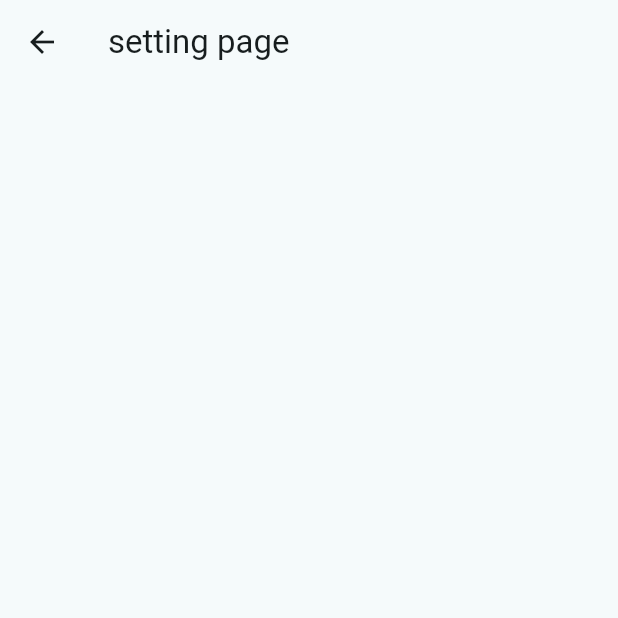
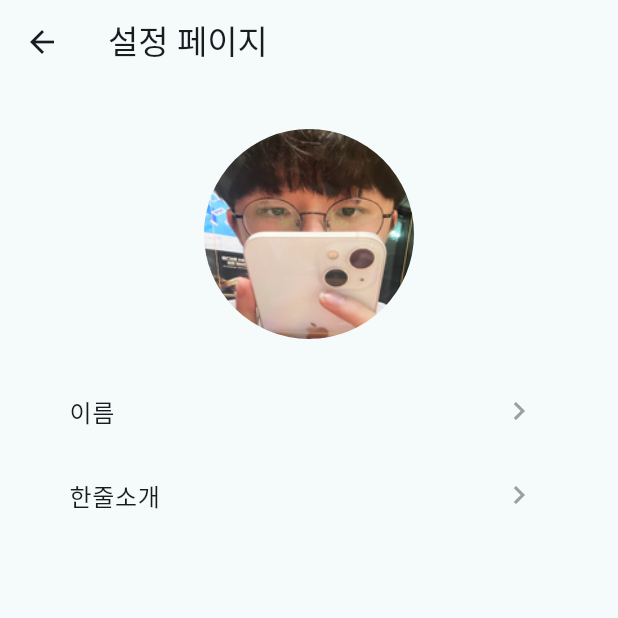
Before and after one commit to leonnoel777/2024_EOS_basic_project, a Flutter app: the screen it shows after launch, after a tap on the "settings" icon, on a phone screen of 412 x 824 dp, the top half of it. Run offline on Flutter 3.47's test engine with Material 3 defaults, Android fonts, the phone set to English and light mode, and no system bars; Roboto replaces fonts that are missing (Pretendard).

Commit message:
commit 11/22

```diff
--- a/lib/main.dart
+++ b/lib/main.dart
@@ -1,4 +1,5 @@
 import 'package:eos_todolist/screens/home_screen.dart';
+import 'package:eos_todolist/screens/setting_screen.dart';
 import 'package:flutter/material.dart';
 
 void main() {
--- a/lib/screens/home_screen.dart
+++ b/lib/screens/home_screen.dart
@@ -58,7 +58,7 @@ class _HomeScreenState extends State<HomeScreen> {
                   child: ClipRRect(
                     borderRadius: BorderRadius.circular(80),
                     child: Image.asset(
-                      'assets/images/kijae.png',
+                      'assets/images/moohyun.png',
                       fit: BoxFit.cover,
                     ),
                   ),
--- a/lib/screens/setting_screen.dart
+++ b/lib/screens/setting_screen.dart
@@ -1,13 +1,142 @@
 import 'package:flutter/material.dart';
 
-class SettingScreen extends StatelessWidget {
-  const SettingScreen({Key ? key}) : super(key: key);
+class SettingScreen extends StatefulWidget {
+  const SettingScreen({Key? key}) : super(key: key);
+
+  @override
+  _SettingScreenState createState() => _SettingScreenState();
+}
+
+class _SettingScreenState extends State<SettingScreen> {
+  String name = "";
+  String shortBio = "";
+
+  Widget _buildListTile({
+    required String title,
+    required String trailingText,
+    required VoidCallback onTap,
+  }) {
+    return ListTile(
+      title: Text(title),
+      trailing: Row(
+        mainAxisSize: MainAxisSize.min,
+        children: [
+          Text(
+            trailingText,
+            style: TextStyle(color: Colors.grey),
+          ),
+          Icon(Icons.chevron_right, color: Colors.grey),
+        ],
+      ),
+      onTap: onTap,
+    );
+  }
+
+  void _editName() {
+    TextEditingController _nameController = TextEditingController(text: name);
+
+    showDialog(
+      context: context,
+      builder: (BuildContext context) {
+        return AlertDialog(
+          title: Text('이름 변경'),
+          content: TextField(
+            controller: _nameController,
+            decoration: InputDecoration(hintText: '김무현'),
+          ),
+          actions: [
+            TextButton(
+              onPressed: () {
+                setState(() {
+                  name = _nameController.text;
+                });
+                Navigator.of(context).pop();
+              },
+              child: Text('취소', style: TextStyle(color: Colors.black)),
+            ),
+            TextButton(
+              onPressed: () {
+                setState(() {
+                  name = _nameController.text;
+                });
+                Navigator.of(context).pop();
+              },
+              child: Text('저장', style: TextStyle(color: Colors.black)),
+            ),
+          ],
+        );
+      },
+    );
+  }
+
+  void _editBio() {
+    TextEditingController _bioController = TextEditingController(text: shortBio);
+
+    showDialog(
+      context: context,
+      builder: (BuildContext context) {
+        return AlertDialog(
+          title: Text('한줄소개 변경'),
+          content: TextField(
+            controller: _bioController,
+            decoration: InputDecoration(hintText: '2학기 성적 장학금 받기 실패!'),
+          ),
+          actions: [
+            TextButton(
+              onPressed: () {
+                setState(() {
+                  shortBio = _bioController.text;
+                });
+                Navigator.of(context).pop();
+              },
+              child: Text('저장', style: TextStyle(color: Colors.black)),
+            ),
+          ],
+        );
+      },
+    );
+  }
 
   @override
   Widget build(BuildContext context) {
     return Scaffold(
       appBar: AppBar(
-        title: Text("setting page"),
+        title: Text("설정 페이지"),
+      ),
+      body: Padding(
+        padding: EdgeInsets.all(30),
+        child: Column(
+          children: [
+            Container(
+              width: 140,
+              height: 140,
+              child: ClipRRect(
+                borderRadius: BorderRadius.circular(80),
+                child: Image.asset(
+                  'assets/images/moohyun.png', // 본인 이미지 경로로 수정
+                  fit: BoxFit.cover,
+                ),
+              ),
+            ),
+            SizedBox(height: 20),
+            Expanded(
+              child: ListView(
+                children: [
+                  _buildListTile(
+                    title: "이름",
+                    trailingText: name,
+                    onTap: _editName,
+                  ),
+                  _buildListTile(
+                    title: "한줄소개",
+                    trailingText: shortBio,
+                    onTap: _editBio,
+                  ),
+                ],
+              ),
+            ),
+          ],
+        ),
       ),
     );
   }
```
Also changed, not shown: Assignment/week7.png (added), assets/images/moohyun.png (added).
